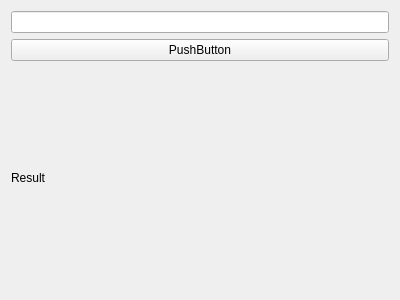
Qt form PhysicalCalculator/parser.ui (BunchSoftware/Physical-Calculator) before a commit.
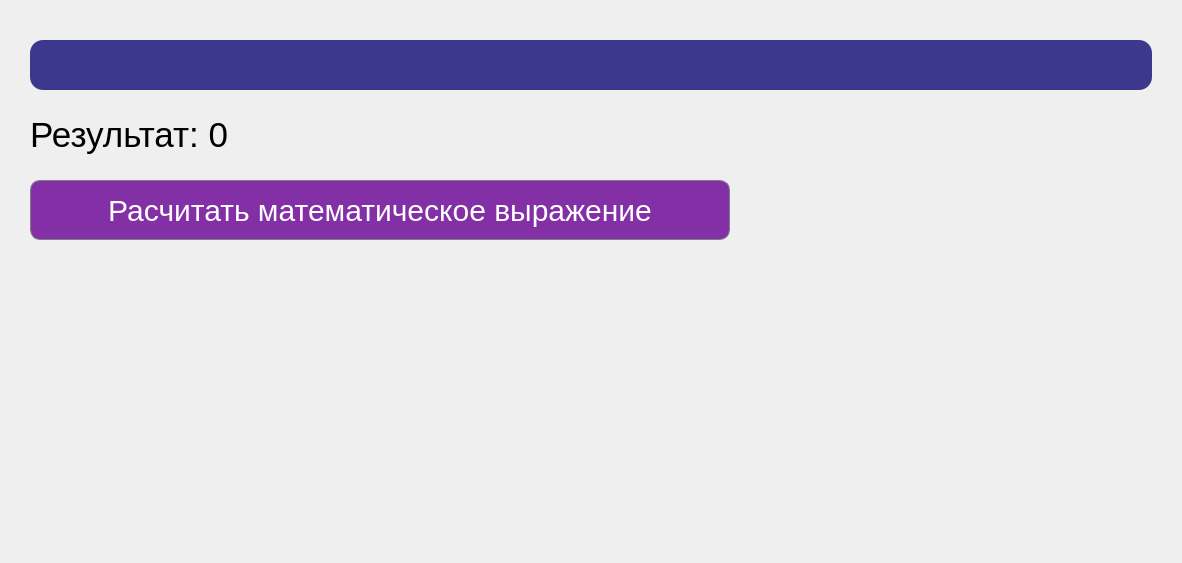
The same form after that commit.

```diff
--- a/PhysicalCalculator/parser.ui
+++ b/PhysicalCalculator/parser.ui
@@ -6,31 +6,263 @@
    <rect>
     <x>0</x>
     <y>0</y>
-    <width>400</width>
-    <height>300</height>
+    <width>1182</width>
+    <height>563</height>
    </rect>
   </property>
+  <property name="sizePolicy">
+   <sizepolicy hsizetype="Expanding" vsizetype="Expanding">
+    <horstretch>0</horstretch>
+    <verstretch>0</verstretch>
+   </sizepolicy>
+  </property>
   <property name="windowTitle">
    <string>Form</string>
   </property>
+  <property name="styleSheet">
+   <string notr="true">font: 30px;</string>
+  </property>
   <layout class="QGridLayout" name="gridLayout">
-   <item row="0" column="0">
-    <widget class="QLineEdit" name="line"/>
-   </item>
-   <item row="2" column="0">
-    <widget class="QLabel" name="result">
-     <property name="text">
-      <string>Result</string>
+   <property name="leftMargin">
+    <number>30</number>
+   </property>
+   <property name="topMargin">
+    <number>0</number>
+   </property>
+   <property name="rightMargin">
+    <number>30</number>
+   </property>
+   <property name="bottomMargin">
+    <number>0</number>
+   </property>
+   <property name="spacing">
+    <number>0</number>
+   </property>
+   <item row="8" column="0">
+    <widget class="QFrame" name="formFrame">
+     <property name="sizePolicy">
+      <sizepolicy hsizetype="Expanding" vsizetype="Expanding">
+       <horstretch>0</horstretch>
+       <verstretch>0</verstretch>
+      </sizepolicy>
      </property>
-    </widget>
-   </item>
-   <item row="1" column="0">
-    <widget class="QPushButton" name="pushButton">
-     <property name="text">
-      <string>PushButton</string>
+     <property name="maximumSize">
+      <size>
+       <width>16777215</width>
+       <height>100</height>
+      </size>
      </property>
+     <layout class="QFormLayout" name="formLayout">
+      <property name="sizeConstraint">
+       <enum>QLayout::SetDefaultConstraint</enum>
+      </property>
+      <property name="fieldGrowthPolicy">
+       <enum>QFormLayout::FieldsStayAtSizeHint</enum>
+      </property>
+      <property name="rowWrapPolicy">
+       <enum>QFormLayout::DontWrapRows</enum>
+      </property>
+      <property name="labelAlignment">
+       <set>Qt::AlignCenter</set>
+      </property>
+      <property name="formAlignment">
+       <set>Qt::AlignHCenter|Qt::AlignTop</set>
+      </property>
+      <property name="horizontalSpacing">
+       <number>0</number>
+      </property>
+      <property name="verticalSpacing">
+       <number>0</number>
+      </property>
+      <property name="leftMargin">
+       <number>0</number>
+      </property>
+      <property name="topMargin">
+       <number>0</number>
+      </property>
+      <property name="rightMargin">
+       <number>0</number>
+      </property>
+      <property name="bottomMargin">
+       <number>0</number>
+      </property>
+      <item row="0" column="1">
+       <spacer name="verticalSpacer">
+        <property name="orientation">
+         <enum>Qt::Vertical</enum>
+        </property>
+        <property name="sizeHint" stdset="0">
+         <size>
+          <width>20</width>
+          <height>40</height>
+         </size>
+        </property>
+       </spacer>
+      </item>
+     </layout>
     </widget>
    </item>
+   <item row="7" column="0">
+    <layout class="QVBoxLayout" name="verticalLayout">
+     <item>
+      <spacer name="verticalSpacer_5">
+       <property name="orientation">
+        <enum>Qt::Vertical</enum>
+       </property>
+       <property name="sizeType">
+        <enum>QSizePolicy::Fixed</enum>
+       </property>
+       <property name="sizeHint" stdset="0">
+        <size>
+         <width>20</width>
+         <height>40</height>
+        </size>
+       </property>
+      </spacer>
+     </item>
+     <item>
+      <widget class="QLineEdit" name="line">
+       <property name="maximumSize">
+        <size>
+         <width>16777215</width>
+         <height>50</height>
+        </size>
+       </property>
+       <property name="styleSheet">
+        <string notr="true">QLineEdit
+{
+border: none;
+   border-radius: 13px;
+   color: #FFF;
+   padding: 7px;
+  background-color: rgb(60,56,141);
+}</string>
+       </property>
+      </widget>
+     </item>
+     <item>
+      <spacer name="verticalSpacer_4">
+       <property name="orientation">
+        <enum>Qt::Vertical</enum>
+       </property>
+       <property name="sizeType">
+        <enum>QSizePolicy::Fixed</enum>
+       </property>
+       <property name="sizeHint" stdset="0">
+        <size>
+         <width>20</width>
+         <height>20</height>
+        </size>
+       </property>
+      </spacer>
+     </item>
+     <item>
+      <widget class="QLabel" name="result">
+       <property name="sizePolicy">
+        <sizepolicy hsizetype="Expanding" vsizetype="Expanding">
+         <horstretch>0</horstretch>
+         <verstretch>0</verstretch>
+        </sizepolicy>
+       </property>
+       <property name="maximumSize">
+        <size>
+         <width>16777215</width>
+         <height>50</height>
+        </size>
+       </property>
+       <property name="styleSheet">
+        <string notr="true">font: 35px;</string>
+       </property>
+       <property name="text">
+        <string>Результат: 0</string>
+       </property>
+       <property name="alignment">
+        <set>Qt::AlignLeading|Qt::AlignLeft|Qt::AlignVCenter</set>
+       </property>
+      </widget>
+     </item>
+     <item>
+      <spacer name="verticalSpacer_3">
+       <property name="orientation">
+        <enum>Qt::Vertical</enum>
+       </property>
+       <property name="sizeType">
+        <enum>QSizePolicy::Fixed</enum>
+       </property>
+       <property name="sizeHint" stdset="0">
+        <size>
+         <width>20</width>
+         <height>20</height>
+        </size>
+       </property>
+      </spacer>
+     </item>
+     <item>
+      <widget class="QPushButton" name="pushButton">
+       <property name="sizePolicy">
+        <sizepolicy hsizetype="Expanding" vsizetype="Fixed">
+         <horstretch>0</horstretch>
+         <verstretch>0</verstretch>
+        </sizepolicy>
+       </property>
+       <property name="minimumSize">
+        <size>
+         <width>40</width>
+         <height>60</height>
+        </size>
+       </property>
+       <property name="maximumSize">
+        <size>
+         <width>700</width>
+         <height>60</height>
+        </size>
+       </property>
+       <property name="styleSheet">
+        <string notr="true">QPushButton {
+
+  background-color:  #8330a6;
+  color: white; 
+  border-radius: 10px;
+  border: 1px solid gray;
+}
+
+QPushButton:pressed {
+    background-color: qlineargradient(x1: 0, y1: 0, x2: 0, y2: 1,
+                                      stop: 0 #652580, stop: 1 #3C388D);
+}</string>
+       </property>
+       <property name="text">
+        <string>Расчитать математическое выражение</string>
+       </property>
+       <property name="checkable">
+        <bool>false</bool>
+       </property>
+       <property name="autoDefault">
+        <bool>false</bool>
+       </property>
+       <property name="default">
+        <bool>false</bool>
+       </property>
+       <property name="flat">
+        <bool>false</bool>
+       </property>
+      </widget>
+     </item>
+     <item>
+      <spacer name="verticalSpacer_2">
+       <property name="orientation">
+        <enum>Qt::Vertical</enum>
+       </property>
+       <property name="sizeHint" stdset="0">
+        <size>
+         <width>20</width>
+         <height>40</height>
+        </size>
+       </property>
+      </spacer>
+     </item>
+    </layout>
+   </item>
   </layout>
  </widget>
  <resources/>
```
